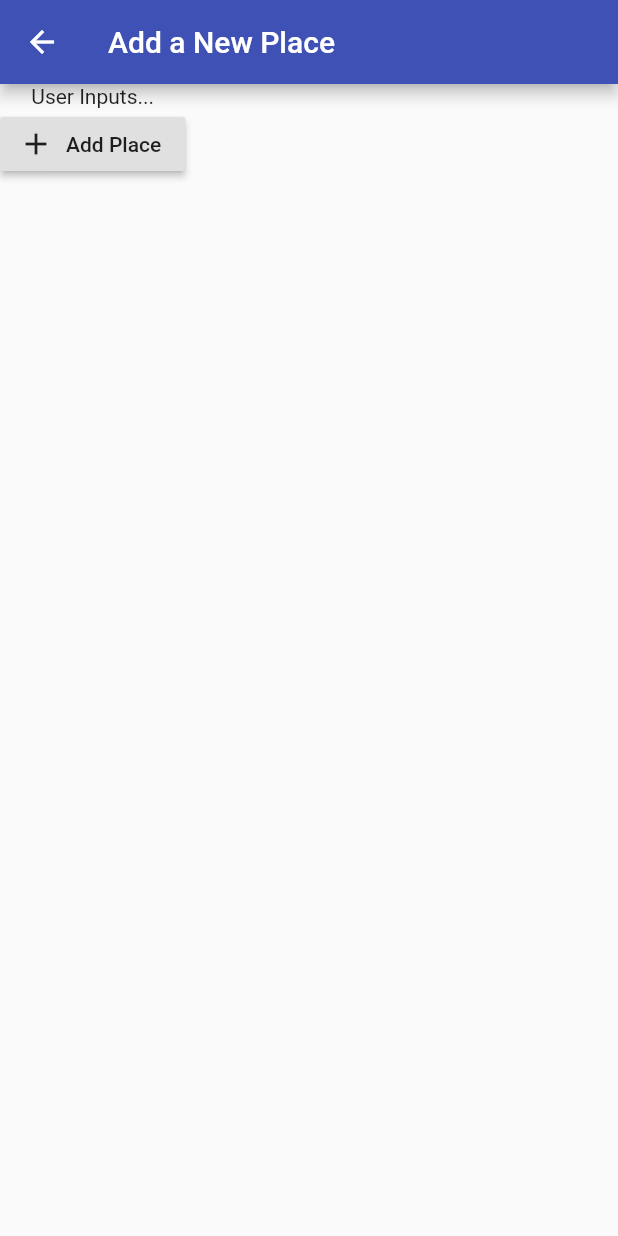
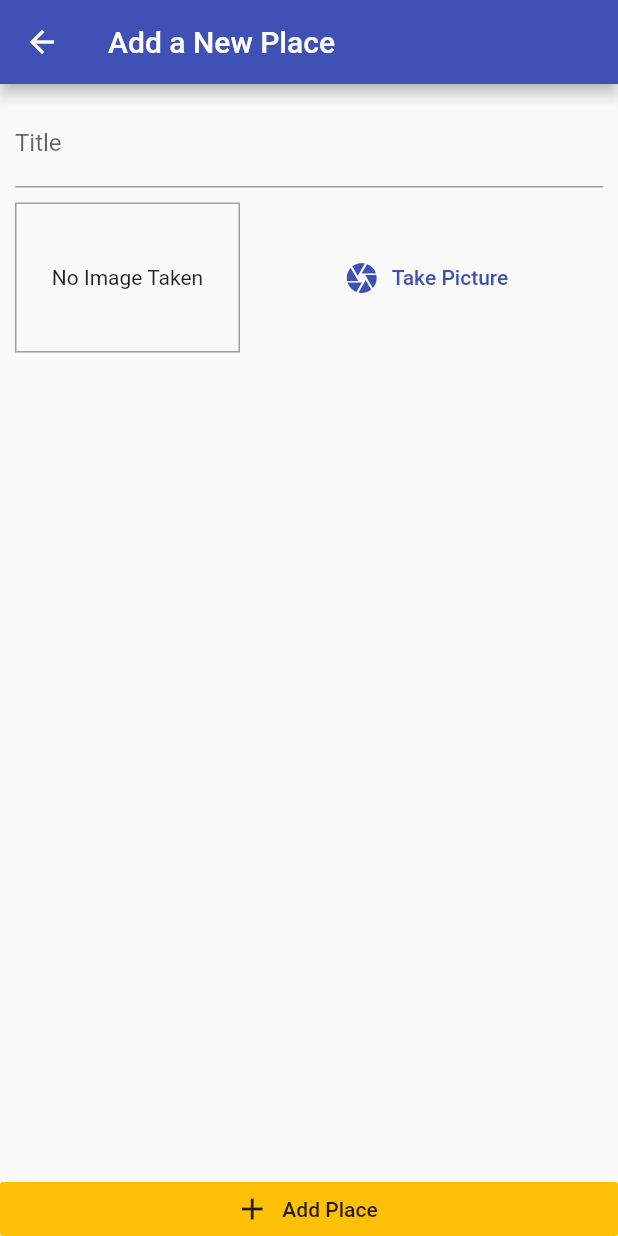
Before and after one commit to azubuikestanley/native_feature, a Flutter app: the AddPlaceScreen screen opened by its route, on a phone screen of 412 x 824 dp. Run offline on Flutter 3.47's test engine with Material 2 defaults, Android fonts, the phone set to English and light mode, and no system bars.

Commit message:
Adding the add place screen with an image input

```diff
--- a/lib/screens/add_place_screen.dart
+++ b/lib/screens/add_place_screen.dart
@@ -1,4 +1,6 @@
 import 'package:flutter/material.dart';
+
+import '../widgets/image_input.dart';
 
 class AddPlaceScreen extends StatefulWidget {
   static const routeName = '/add-place';
@@ -8,6 +10,8 @@ class AddPlaceScreen extends StatefulWidget {
 }
 
 class _AddPlaceScreenState extends State<AddPlaceScreen> {
+  final _titleController = TextEditingController();
+
   @override
   Widget build(BuildContext context) {
     return Scaffold(
@@ -15,13 +19,32 @@ class _AddPlaceScreenState extends State<AddPlaceScreen> {
         title: Text('Add a New Place'),
       ),
       body: Column(
+        crossAxisAlignment: CrossAxisAlignment.stretch,
         children: <Widget>[
-          Text('User Inputs...'),
+          Expanded(
+            child: SingleChildScrollView(
+              child: Padding(
+                padding: EdgeInsets.all(10),
+                child: Column(
+                  children: <Widget>[
+                    TextField(
+                      decoration: InputDecoration(labelText: 'Title'),
+                      controller: _titleController,
+                    ),
+                    SizedBox(height: 10,),
+                    ImageInput(),
+                  ],
+                ),
+              ),
+            ),
+          ),
           RaisedButton.icon(
             icon: Icon(Icons.add),
             label: Text('Add Place'),
-            onPressed: () {
-            },
+            onPressed: () {},
+            elevation: 0,
+            materialTapTargetSize: MaterialTapTargetSize.shrinkWrap,
+            color: Theme.of(context).accentColor,
           ),
         ],
       ),
--- /dev/null
+++ b/lib/widgets/image_input.dart
@@ -0,0 +1,49 @@
+import 'dart:io';
+
+import 'package:flutter/material.dart';
+
+class ImageInput extends StatefulWidget {
+  @override
+  _ImageInputState createState() => _ImageInputState();
+}
+
+class _ImageInputState extends State<ImageInput> {
+  File _storedImage;
+
+  @override
+  Widget build(BuildContext context) {
+    return Row(
+      children: <Widget>[
+        Container(
+          width: 150,
+          height: 100,
+          decoration: BoxDecoration(
+            border: Border.all(width: 1, color: Colors.grey),
+          ),
+          child: _storedImage != null
+              ? Image.file(
+                  _storedImage,
+                  fit: BoxFit.cover,
+                  width: double.infinity,
+                )
+              : Text(
+                  'No Image Taken',
+                  textAlign: TextAlign.center,
+                ),
+          alignment: Alignment.center,
+        ),
+        SizedBox(
+          width: 10,
+        ),
+        Expanded(
+          child: FlatButton.icon(
+            icon: Icon(Icons.camera),
+            label: Text('Take Picture'),
+            textColor: Theme.of(context).primaryColor,
+            onPressed: () {},
+          ),
+        ),
+      ],
+    );
+  }
+}
```
